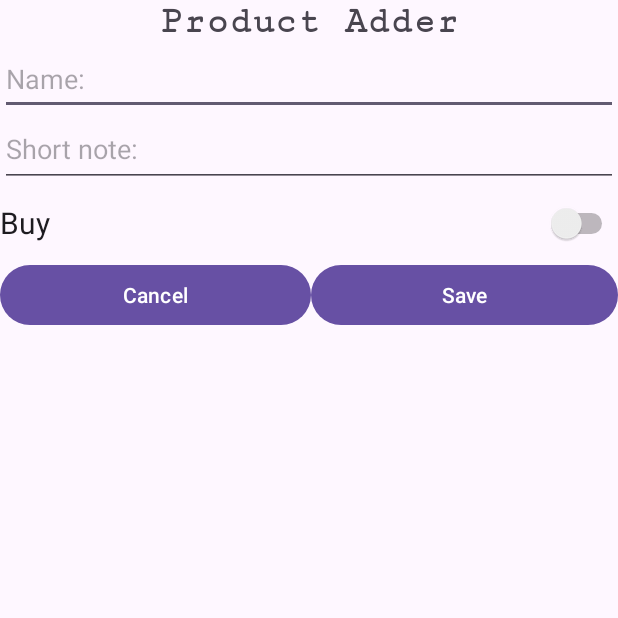
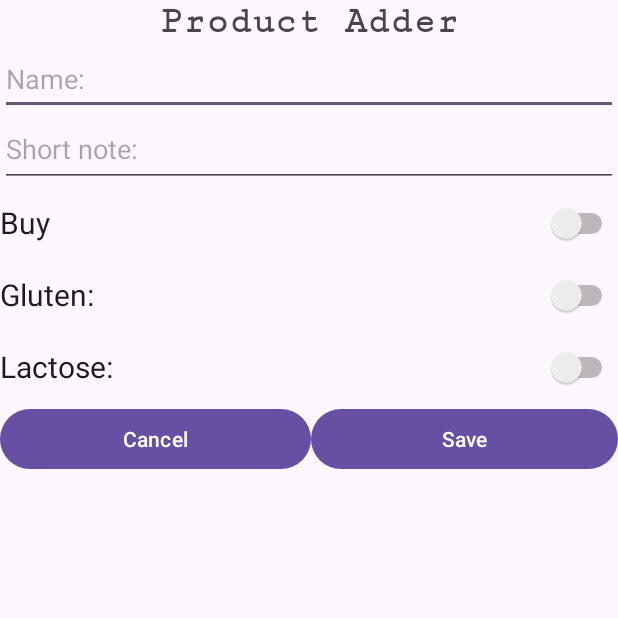
Before and after one commit to WishperKnight/iShoppingCartFCA, an Android app: the screen it shows after launch (AddProductActivity), after a tap on "Add Product", on a phone screen of 412 x 824 dp, the top half of it. Run offline under Robolectric (Android 15) with nearby library versions, the phone set to English and light mode, and no system bars.

Commit message:
Calificacion C; Modificacion de productos con lactosa y gluten  y modificacion de la vista detalles

```diff
--- a/app/src/main/java/ies/carrillo/ishoppingcartfca/activities/AddProductActivity.java
+++ b/app/src/main/java/ies/carrillo/ishoppingcartfca/activities/AddProductActivity.java
@@ -21,10 +21,13 @@ import ies.carrillo.ishoppingcartfca.models.Product;
 public class AddProductActivity extends AppCompatActivity {
 
     private Switch isBuy; // The switch to determine if the product is a buy item
+    private Switch isLactose; // The switch to determine if the product is a Lactose item
+    private Switch isGluten; // The switch to determine if the product is a Gluten item
     private Button btnCancel; // Button to cancel the action
     private Button btnSave; // Button to save the product
     private EditText etName; // Input for the product name
     private EditText etNote; // Input for additional notes
+
     private Intent cancel; // Intent to navigate back to the main activity
 
     @Override
@@ -63,11 +66,15 @@ public class AddProductActivity extends AppCompatActivity {
         });
 
         isBuy = findViewById(R.id.SwtToBuy); // Initialize the buy switch
+        isLactose = findViewById(R.id.swtLactose); // Initialize the buy switch
+        isGluten = findViewById(R.id.switchGluten); // Initialize the buy switch
     }
 
     @NonNull
     private Product addProduct() {
         Product p = new Product(); // Creating a new product
+        p.setGluten(isGluten.isChecked()); // Set the gluten status
+        p.setLactose(isLactose.isChecked());// Set the lactose status
         p.setId(DataBase.generateId()); // Set a unique ID for the product
         p.setName(etName.getText().toString()); // Get the product name
         p.setNote(etNote.getText().toString()); // Get the additional notes
--- a/app/src/main/java/ies/carrillo/ishoppingcartfca/activities/DetailsActivity.java
+++ b/app/src/main/java/ies/carrillo/ishoppingcartfca/activities/DetailsActivity.java
@@ -46,6 +46,8 @@ public class DetailsActivity extends AppCompatActivity {
         TextView tvName = findViewById(R.id.tvName);
         TextView tvShortNote = findViewById(R.id.tvShortNote);
         TextView tvState = findViewById(R.id.tvState);
+        TextView tvLactose = findViewById(R.id.tvLactose);
+        TextView tvGluten = findViewById(R.id.tvGluten);
 
         // Retrieve the product from the intent, like finding the hidden treasure in a pirate movie
         Product p = (Product) data.getSerializableExtra("product");
@@ -56,6 +58,8 @@ public class DetailsActivity extends AppCompatActivity {
         tvName.setText("Nombre: " + p.getName());
         tvShortNote.setText("Nota: " + p.getNote());
         tvState.setText(p.isBuy() ? "Comprar" : "No comprar"); // Display the product's state, as crucial as the "Chosen One" prophecy
+        tvLactose.setText(p.isLactose() ? "have lactose" : "no have lactose"); // Display the product's state, as crucial as the "Chosen One" prophecy
+        tvGluten.setText(p.isGluten() ? "Have gluten" : "No have gluten"); // Display the product's state, as crucial as the "Chosen One" prophecy
 
         // Set up button listeners
         btnBack.setOnClickListener(v -> startActivity(cancel)); // Go back to the main activity, like a classic movie wrap-up
--- a/app/src/main/java/ies/carrillo/ishoppingcartfca/models/Product.java
+++ b/app/src/main/java/ies/carrillo/ishoppingcartfca/models/Product.java
@@ -8,12 +8,32 @@ public class Product implements Serializable {
     private int id;
     private String note = "", name = "";
     private boolean buy = false;
+    private boolean Lactose = false;
+    private boolean gluten = false;
+
 
     //empty constructor
     public Product() {
     }
 
     //Getters and setters
+
+    public boolean isLactose() {
+        return Lactose;
+    }
+
+    public void setLactose(boolean lactose) {
+        Lactose = lactose;
+    }
+
+    public boolean isGluten() {
+        return gluten;
+    }
+
+    public void setGluten(boolean gluten) {
+        this.gluten = gluten;
+    }
+
     public int getId() {
         return id;
     }
@@ -45,15 +65,16 @@ public class Product implements Serializable {
     public void setBuy(boolean buy) {
         this.buy = buy;
     }
-    @NonNull
+
     @Override
     public String toString() {
         return "Product{" +
                 "id=" + id +
+                ", note='" + note + '\'' +
                 ", name='" + name + '\'' +
-                ", note='" + note + '\'' +
                 ", buy=" + buy +
+                ", Lactose=" + Lactose +
+                ", gluten=" + gluten +
                 '}';
     }
-
 }
--- a/app/src/main/res/layout/activity_add_product_activity.xml
+++ b/app/src/main/res/layout/activity_add_product_activity.xml
@@ -53,6 +53,24 @@
             android:textSize="20sp"
             tools:ignore="UseSwitchCompatOrMaterialXml,VisualLintButtonSize" />
 
+        <Switch
+            android:id="@+id/swtGluten"
+            android:layout_width="match_parent"
+            android:layout_height="wrap_content"
+            android:minHeight="48dp"
+            android:text="@string/gluten"
+            android:textSize="20sp"
+            tools:ignore="UseSwitchCompatOrMaterialXml,VisualLintButtonSize" />
+
+        <Switch
+            android:id="@+id/swtLactose"
+            android:layout_width="match_parent"
+            android:layout_height="wrap_content"
+            android:minHeight="48dp"
+            android:text="@string/lactose"
+            android:textSize="20sp"
+            tools:ignore="UseSwitchCompatOrMaterialXml,VisualLintButtonSize" />
+
         <LinearLayout
             android:layout_width="match_parent"
             android:layout_height="match_parent"
--- a/app/src/main/res/values/strings.xml
+++ b/app/src/main/res/values/strings.xml
@@ -14,4 +14,7 @@
     <string name="state">State:</string>
     <string name="edit_product">Edit product</string>
     <string name="back">Back</string>
+    <string name="gluten">Gluten: </string>
+    <string name="lactose">Lactose:</string>
+    <string name="edit_product_activity">Edit Product Activity</string>
 </resources>
```
Also changed, not shown: app/src/main/java/ies/carrillo/ishoppingcartfca/activities/EditProductActivity.java (+15 -2 lines), app/src/main/java/ies/carrillo/ishoppingcartfca/dataBase/DataBase.java (+31 -0 lines), app/src/main/res/layout/activity_details.xml (+10 -0 lines), app/src/main/res/layout/activity_edit_product.xml (+15 -3 lines).
